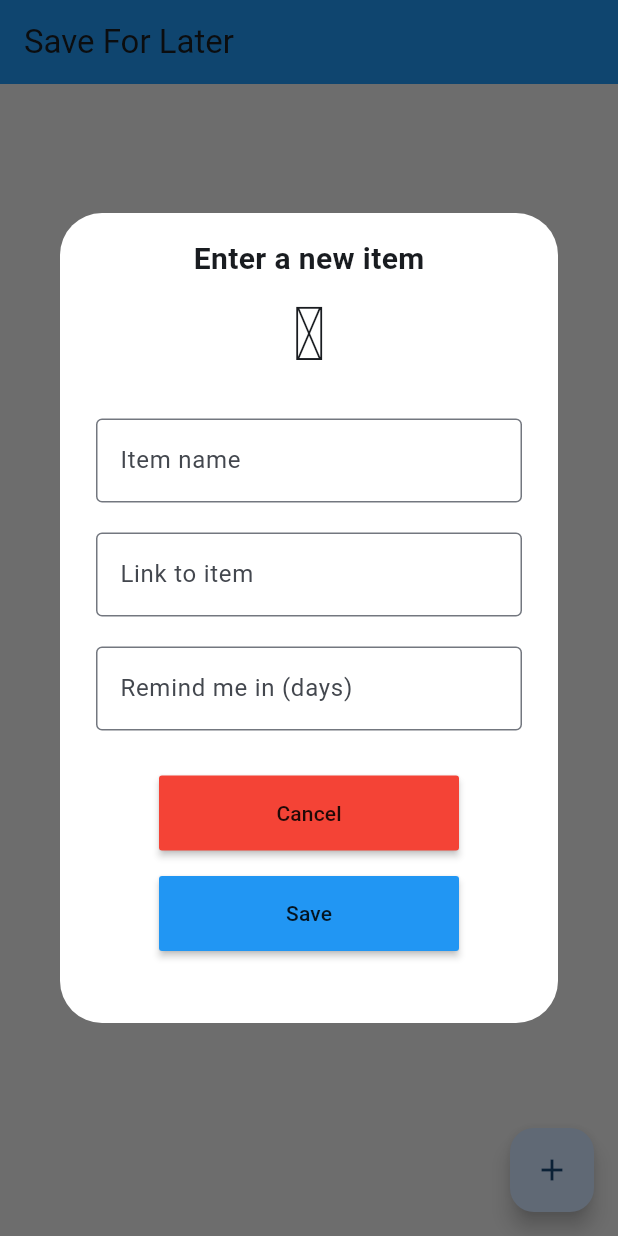
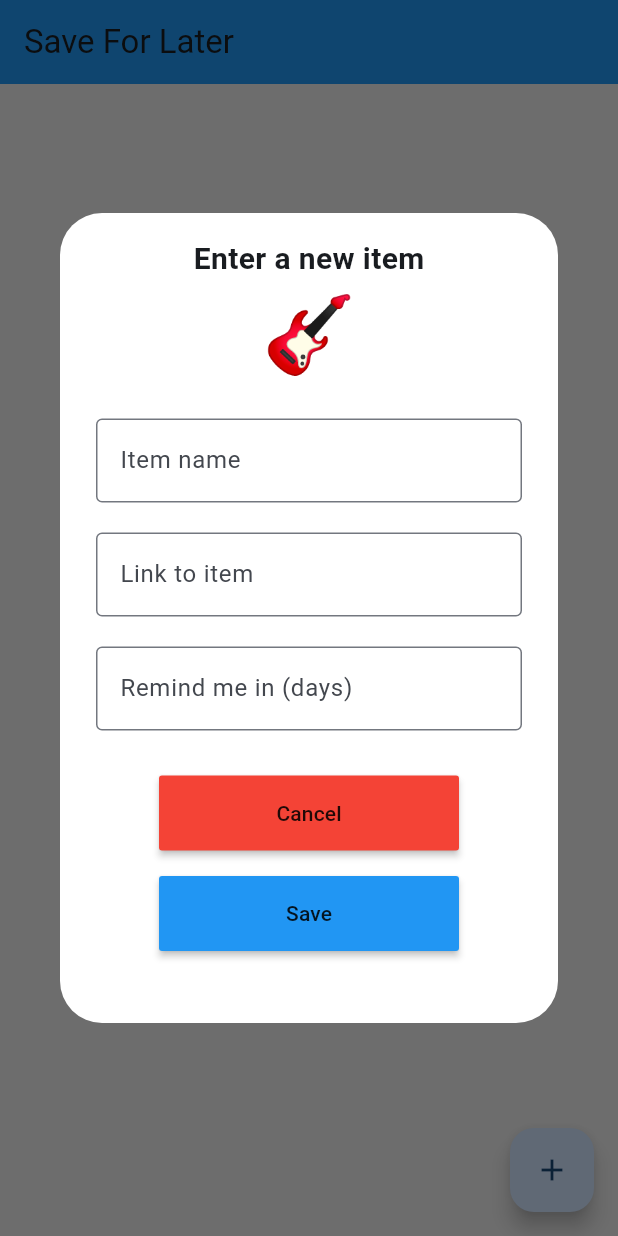
Before and after one commit to msetaro/SaveForLater, a Flutter app: the screen it shows after launch, after a tap on the "add" icon, on a phone screen of 412 x 824 dp. Run offline on Flutter 3.47's test engine with Material 3 defaults, Android fonts, the phone set to English and light mode, and no system bars; our stand-ins replace flutter_slidable, hive_flutter; accounts and stored records are empty.

Commit message:
random emoji

```diff
--- a/lib/home_page.dart
+++ b/lib/home_page.dart
@@ -1,3 +1,5 @@
+import 'dart:math';
+
 import 'package:flutter/material.dart';
 import 'package:flutter/services.dart';
 import 'package:hive_flutter/hive_flutter.dart';
@@ -19,6 +21,7 @@ class _HomePageState extends State<HomePage> {
   final TextEditingController _reminderIntController = TextEditingController();
 
   Database db = Database();
+  String chosenEmoji = "";
 
   @override
   void initState()
@@ -67,7 +70,14 @@ class _HomePageState extends State<HomePage> {
     Navigator.of(context).pop();
   }
 
+  String randEmoji() {
+    List emojis = ['🥃', '🥾', '🎸', '🎮', '👠', '👗', '💍', '🛼', '🎟️', '🎧', '🎷', '📱', '💻', '🛍️'];
+    var random = Random();
+    return emojis[random.nextInt(emojis.length)];
+  }
+
   void createNewItem() {
+    chosenEmoji = randEmoji();
     showDialog(
       context: context,
       builder: (context) {
@@ -87,9 +97,9 @@ class _HomePageState extends State<HomePage> {
                 ),
 
                 // emoji picker -- need to pick random emoji
-                const Text('🩷',
+                Text(chosenEmoji,
                   style:
-                  TextStyle(fontSize: 50)
+                  const TextStyle(fontSize: 50)
                 ),
 
                 const SizedBox(height: 20),
--- a/lib/main.dart
+++ b/lib/main.dart
@@ -5,9 +5,9 @@ import 'package:save_for_later/util/tile_model.dart';
 
 void main() async {
   await Hive.initFlutter();
-
   Hive.registerAdapter(TileModelAdapter());
   await Hive.openBox("mybox");
+
   runApp(const MyApp());
 }
 
```
